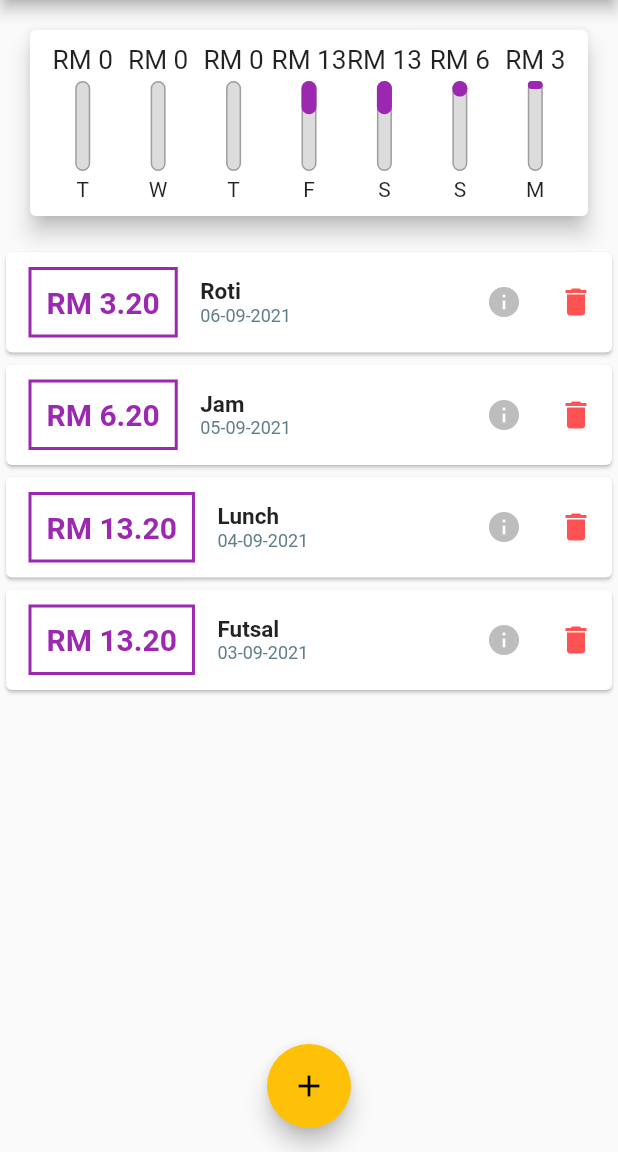
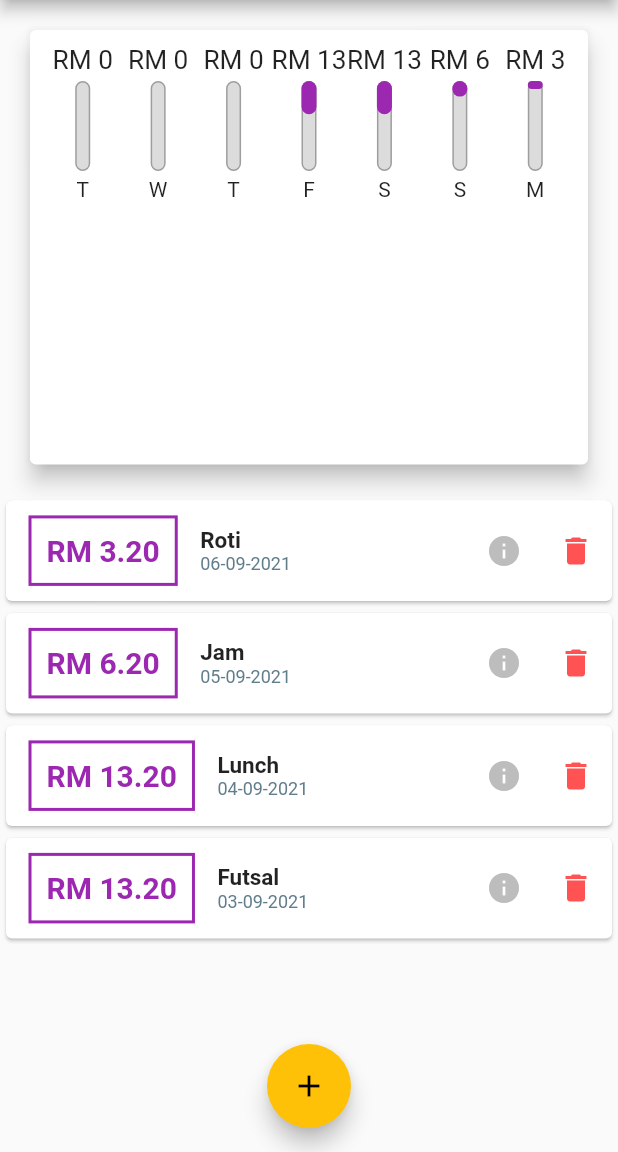
Before and after one commit to walidwazini/Flutter-ExpensesApp-1, a Flutter app: the screen it shows after launch, on a phone screen of 412 x 824 dp, the part 84-1236 px from its top. Run offline on Flutter 3.47's test engine with Material 2 defaults, Android fonts, the phone set to English and light mode, and no system bars; Roboto replaces fonts that are missing (Quicksand).

Commit message:
dividing 2 widgets into 3:2 screen height

```diff
--- a/lib/widgets/chart.dart
+++ b/lib/widgets/chart.dart
@@ -39,7 +39,9 @@ class Chart extends StatelessWidget {
 
   @override
   Widget build(BuildContext context) {
-    return Card(
+    return Container(
+      height: MediaQuery.of(context).size.height * 0.4,
+      child: Card(
         elevation: 6,
         margin: EdgeInsets.all(20),
         child: Padding(
@@ -57,6 +59,7 @@ class Chart extends StatelessWidget {
             }).toList(),
           ),
         ),
+      ),
     );
   }
 }
--- a/lib/widgets/transaction_list.dart
+++ b/lib/widgets/transaction_list.dart
@@ -15,7 +15,7 @@ class TransactionList extends StatelessWidget {
     var color1 = Theme.of(context).primaryColor;
 
     return Container(
-      height: 400,
+      height: MediaQuery.of(context).size.height * 0.6 ,
       child: transactions.isEmpty
           ? Column(
               children: [
```
Lines whose indentation alone changed are shown as unchanged.
